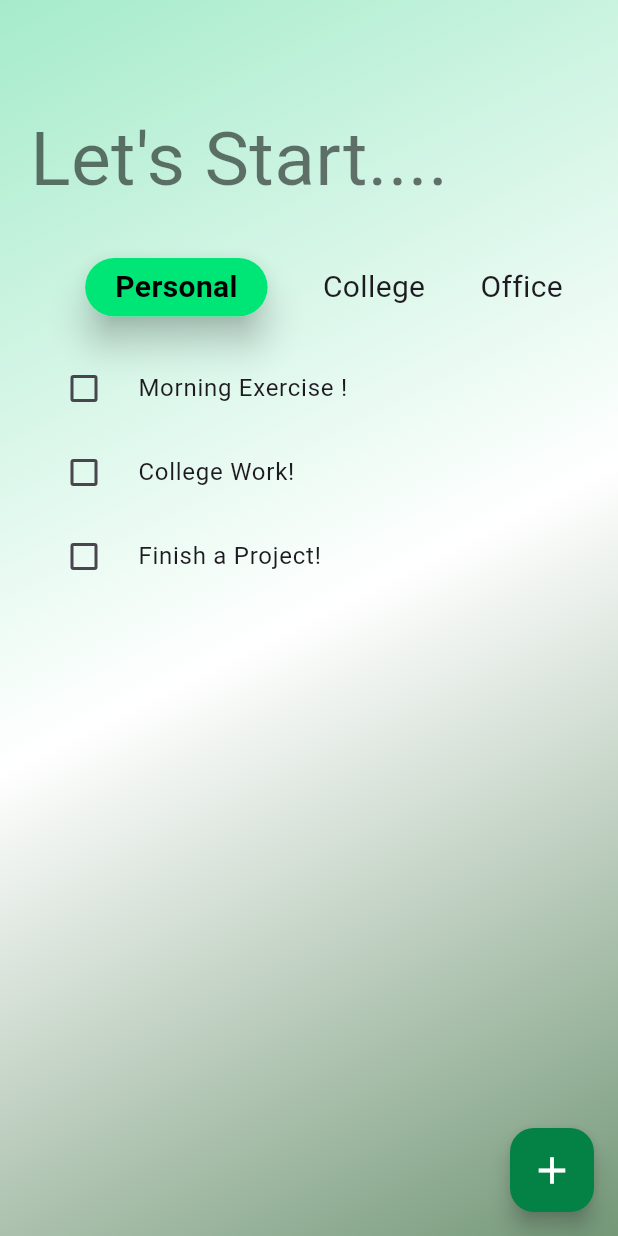
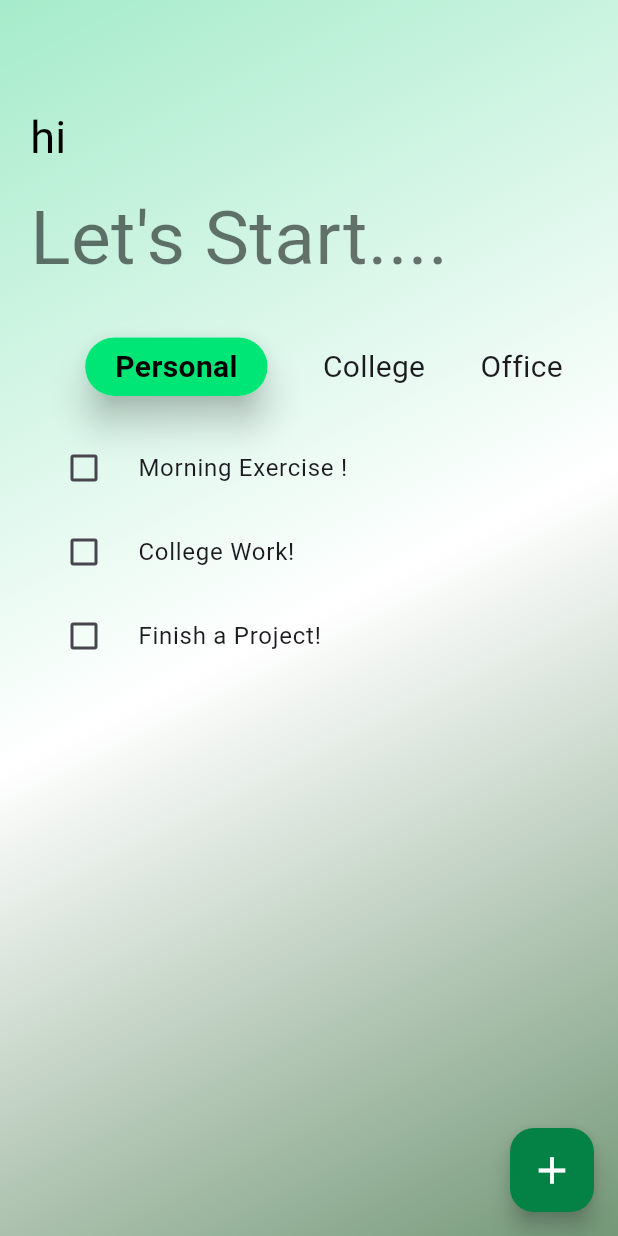
Before and after one commit to Tareqhasanmunna/Daily_TaskMate, a Flutter app: the screen it shows after launch, on a phone screen of 412 x 824 dp. Run offline on Flutter 3.47's test engine with Material 3 defaults, Android fonts, the phone set to English and light mode, and no system bars; our stand-ins replace firebase_core; accounts and stored records are empty.

Commit message:
code push

```diff
--- a/lib/HomeScreen.dart
+++ b/lib/HomeScreen.dart
@@ -38,6 +38,14 @@ class _HomeScreen extends State<HomeScreen> {
         child: Column(
           crossAxisAlignment: CrossAxisAlignment.start,
           children: [
+            Container(
+              child: Text(
+                "hi",
+                style: TextStyle(fontSize: 30, color: Colors.black),
+              ),
+            ),
+
+            SizedBox(height: 10),
             Container(
               child: Text(
                 "Let's Start....",
```
